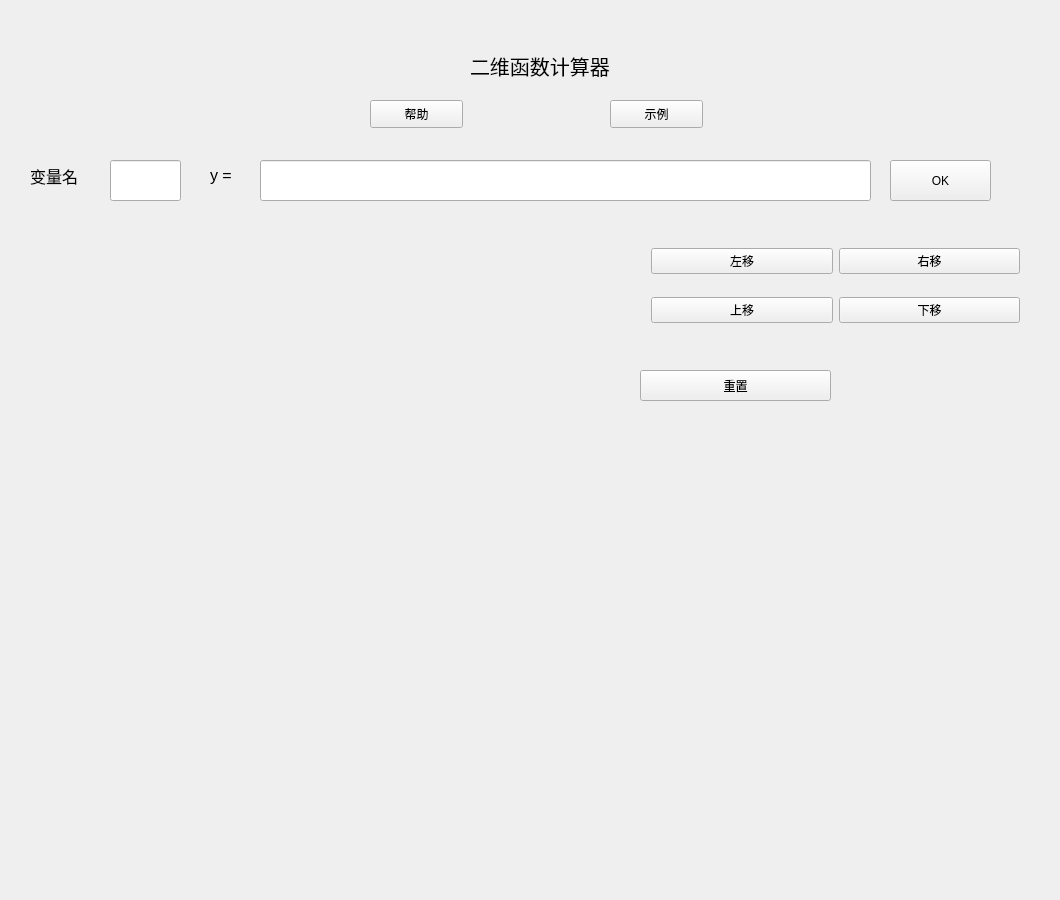
First picture: the form in caculator(with qt gui)/caculator(with qt gui)/QT_OpenGL.ui, repository AhaLims/calculator, before the edit.
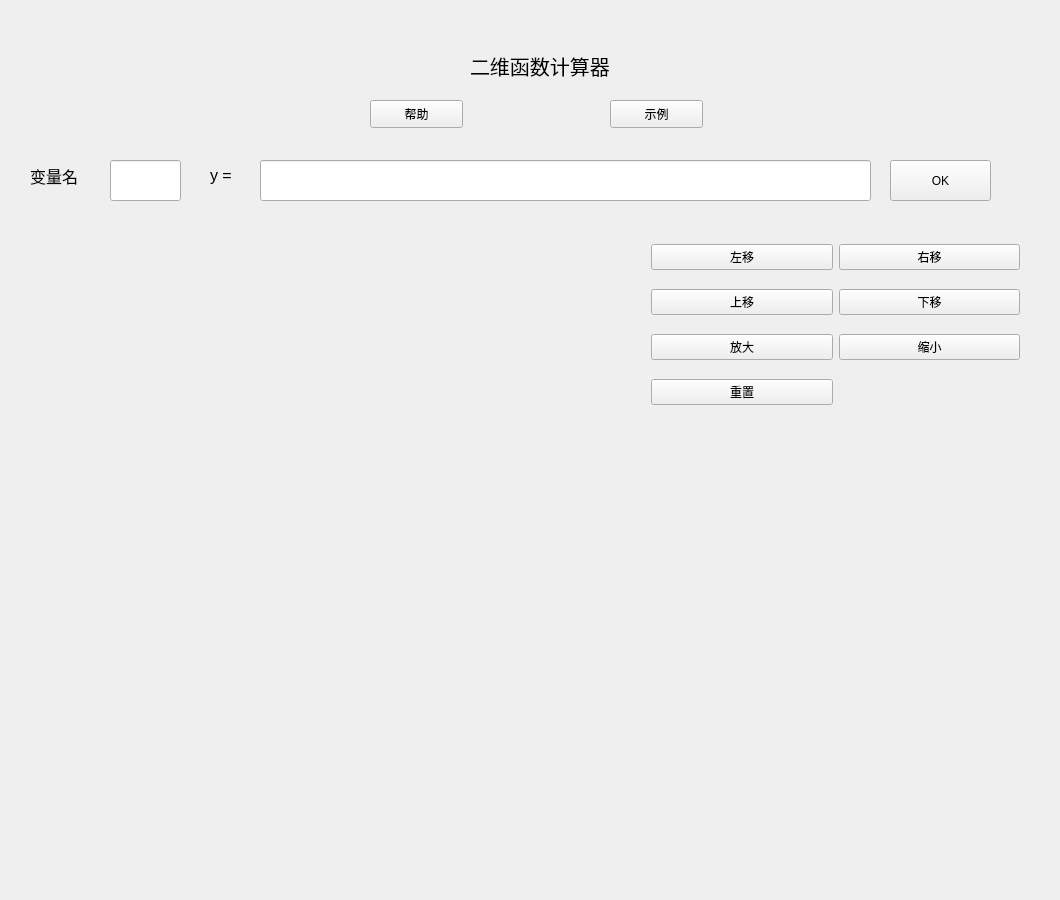
Second picture: the form after the edit. Icons and pictures are not drawn.

Commit message: add 'enlarge' 'lessen' 'reset' function

Diff of the .ui file:
```diff
--- a/caculator(with qt gui)/caculator(with qt gui)/QT_OpenGL.ui
+++ b/caculator(with qt gui)/caculator(with qt gui)/QT_OpenGL.ui
@@ -145,7 +145,7 @@
      <x>640</x>
      <y>220</y>
      <width>391</width>
-     <height>131</height>
+     <height>211</height>
     </rect>
    </property>
    <layout class="QGridLayout" name="gridLayout">
@@ -177,21 +177,29 @@
       </property>
      </widget>
     </item>
+    <item row="2" column="0">
+     <widget class="QPushButton" name="lesson_2">
+      <property name="text">
+       <string>放大</string>
+      </property>
+     </widget>
+    </item>
+    <item row="2" column="1">
+     <widget class="QPushButton" name="lesson">
+      <property name="text">
+       <string>缩小</string>
+      </property>
+     </widget>
+    </item>
+    <item row="3" column="0">
+     <widget class="QPushButton" name="reset">
+      <property name="text">
+       <string>重置</string>
+      </property>
+     </widget>
+    </item>
    </layout>
   </widget>
-  <widget class="QPushButton" name="reset">
-   <property name="geometry">
-    <rect>
-     <x>640</x>
-     <y>370</y>
-     <width>191</width>
-     <height>31</height>
-    </rect>
-   </property>
-   <property name="text">
-    <string>重置</string>
-   </property>
-  </widget>
  </widget>
  <layoutdefault spacing="6" margin="11"/>
  <resources>
```
Left out of the diff: 79 changed lines with no effect on the pictures. The commit also changes 4 other files.
